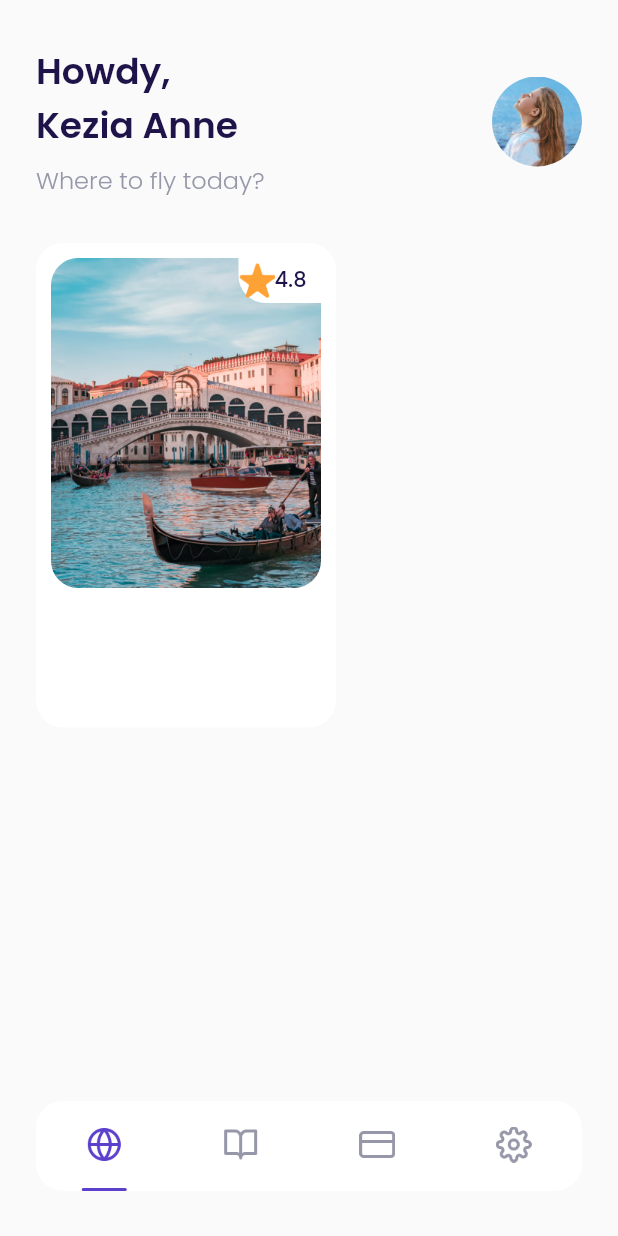
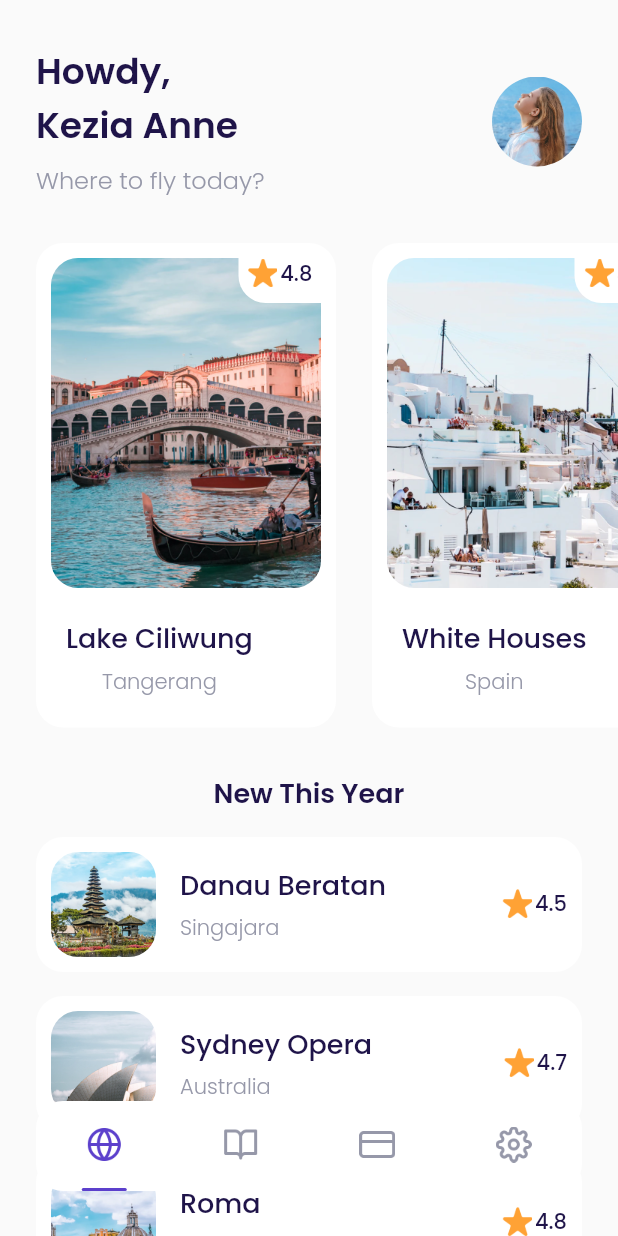
Before and after one commit to suhailshah19/airplane, a Flutter app: the MainPage screen opened by its route, on a phone screen of 412 x 824 dp. Run offline on Flutter 3.47's test engine with Material 2 defaults, Android fonts, the phone set to English and light mode, and no system bars; our stand-ins replace google_fonts.

Commit message:
update homepage

```diff
--- a/lib/ui/pages/home_page.dart
+++ b/lib/ui/pages/home_page.dart
@@ -1,5 +1,5 @@
-import 'dart:html';
-
+import 'package:airplane/ui/widgets/destination_card.dart';
+import 'package:airplane/ui/widgets/destination_tile.dart';
 import 'package:flutter/material.dart';
 import 'package:airplane/shared/theme.dart';
 
@@ -64,70 +64,92 @@ class HomePage extends StatelessWidget {
         margin: EdgeInsets.only(
           top: 30,
         ),
+        child: SingleChildScrollView(
+          scrollDirection: Axis.horizontal,
           child: Row(
             children: [
-            Container(
-              width: 200,
-              height: 323,
-              margin: EdgeInsets.only(
-                left: defaultMargin,
+              DestinationCard(
+                name: 'Lake Ciliwung',
+                city: 'Tangerang',
+                imageUrl: 'assets/image_destination1.png',
+                rating: 4.8,
               ),
-              padding: EdgeInsets.all(10),
-              decoration: BoxDecoration(
-                borderRadius: BorderRadius.circular(18),
-                color: kWhiteColor,
+              DestinationCard(
+                name: 'White Houses',
+                city: 'Spain',
+                imageUrl: 'assets/image_destination2.png',
+                rating: 4.7,
               ),
-              child: Column(
-                children: [
-                  Container(
-                    width: 180,
-                    height: 220,
-                    decoration: BoxDecoration(
-                      borderRadius: BorderRadius.circular(18),
-                      image: DecorationImage(
-                        image: AssetImage(
-                          'assets/image_destination1.png',
+              DestinationCard(
+                name: 'Hill Heyo',
+                city: 'Monaco',
+                imageUrl: 'assets/image_destination3.png',
+                rating: 4.8,
               ),
+              DestinationCard(
+                name: 'Menarra',
+                city: 'Japan',
+                imageUrl: 'assets/image_destination4.png',
+                rating: 5.0,
               ),
-                    ),
-                    child: Align(
-                      alignment: Alignment.topRight,
-                      child: Container(
-                        width: 55,
-                        height: 30,
-                        decoration: BoxDecoration(
-                          color: kWhiteColor,
-                          borderRadius: BorderRadius.only(
-                            bottomLeft: Radius.circular(18),
-                          ),
-                        ),
-                        child: Row(
-                          children: [
-                            Container(
-                              width: 24,
-                              height: 24,
-                              decoration: BoxDecoration(
-                                image: DecorationImage(
-                                  image: AssetImage(
-                                    'assets/icon_star.png',
-                                  ),
-                                ),
-                              ),
-                            ),
-                            Text(
-                              '4.8',
-                              style: blackTextStyle.copyWith(
-                                fontWeight: medium,
-                                fontSize: 14,
-                              ),
+              DestinationCard(
+                name: 'Payung Teduh',
+                city: 'Singapore',
+                imageUrl: 'assets/image_destination5.png',
+                rating: 4.8,
               ),
             ],
           ),
         ),
+      );
+    }
+
+    Widget newDestinations() {
+      return Container(
+        margin: EdgeInsets.only(
+          top: 30,
+          left: defaultMargin,
+          right: defaultMargin,
+          bottom: 100,
+        ),
+        child: Column(
+          children: [
+            Text(
+              'New This Year',
+              style: blackTextStyle.copyWith(
+                fontSize: 18,
+                fontWeight: semiBold,
               ),
             ),
-                ],
+            DestinationTile(
+              name: 'Danau Beratan',
+              city: 'Singajara',
+              imageUrl: 'assets/image_destination6.png',
+              rating: 4.5,
             ),
+            DestinationTile(
+              name: 'Sydney Opera',
+              city: 'Australia',
+              imageUrl: 'assets/image_destination7.png',
+              rating: 4.7,
+            ),
+            DestinationTile(
+              name: 'Roma',
+              city: 'Italy',
+              imageUrl: 'assets/image_destination8.png',
+              rating: 4.8,
+            ),
+            DestinationTile(
+              name: 'Payung Teduh',
+              city: 'Singapore',
+              imageUrl: 'assets/image_destination9.png',
+              rating: 4.5,
+            ),
+            DestinationTile(
+              name: 'Hill Hey',
+              city: 'Monaco',
+              imageUrl: 'assets/image_destination10.png',
+              rating: 4.7,
             ),
           ],
         ),
@@ -138,6 +160,7 @@ class HomePage extends StatelessWidget {
       children: [
         header(),
         popularDestination(),
+        newDestinations(),
       ],
     );
   }
--- /dev/null
+++ b/lib/ui/widgets/destination_card.dart
@@ -0,0 +1,111 @@
+import 'package:flutter/material.dart';
+import 'package:airplane/shared/theme.dart';
+
+class DestinationCard extends StatelessWidget {
+  final String name;
+  final String city;
+  final String imageUrl;
+  final double rating;
+
+  const DestinationCard(
+      {Key? key,
+      required this.name,
+      required this.city,
+      required this.imageUrl,
+      this.rating = 0.0})
+      : super(key: key);
+
+  @override
+  Widget build(BuildContext context) {
+    return Container(
+      width: 200,
+      height: 323,
+      margin: EdgeInsets.only(
+        left: defaultMargin,
+      ),
+      padding: EdgeInsets.all(10),
+      decoration: BoxDecoration(
+        borderRadius: BorderRadius.circular(18),
+        color: kWhiteColor,
+      ),
+      child: Column(
+        crossAxisAlignment: CrossAxisAlignment.start,
+        children: [
+          Container(
+            width: 180,
+            height: 220,
+            margin: EdgeInsets.only(bottom: 20),
+            decoration: BoxDecoration(
+              borderRadius: BorderRadius.circular(18),
+              image: DecorationImage(
+                image: AssetImage(
+                  imageUrl,
+                ),
+              ),
+            ),
+            child: Align(
+              alignment: Alignment.topRight,
+              child: Container(
+                width: 55,
+                height: 30,
+                decoration: BoxDecoration(
+                  color: kWhiteColor,
+                  borderRadius: BorderRadius.only(
+                    bottomLeft: Radius.circular(18),
+                  ),
+                ),
+                child: Row(
+                  mainAxisAlignment: MainAxisAlignment.center,
+                  crossAxisAlignment: CrossAxisAlignment.start,
+                  children: [
+                    Container(
+                      width: 20,
+                      height: 20,
+                      margin: EdgeInsets.only(right: 2),
+                      decoration: BoxDecoration(
+                        image: DecorationImage(
+                          image: AssetImage(
+                            'assets/icon_star.png',
+                          ),
+                        ),
+                      ),
+                    ),
+                    Text(
+                      rating.toString(),
+                      style: blackTextStyle.copyWith(
+                        fontWeight: medium,
+                      ),
+                    ),
+                  ],
+                ),
+              ),
+            ),
+          ),
+          Container(
+            margin: EdgeInsets.only(left: 10),
+            child: Column(
+              children: [
+                Text(
+                  name,
+                  style: blackTextStyle.copyWith(
+                    fontSize: 18,
+                    fontWeight: medium,
+                  ),
+                ),
+                SizedBox(
+                  height: 5,
+                ),
+                Text(
+                  city,
+                  style: greyTextStyle.copyWith(
+                    fontWeight: light,
+                  ),
+                ),
+              ],
+            ),
+          ),
+        ],
+      ),
+    );
+  }
+}
--- /dev/null
+++ b/lib/ui/widgets/destination_tile.dart
@@ -0,0 +1,93 @@
+import 'package:flutter/material.dart';
+import 'package:airplane/shared/theme.dart';
+
+class DestinationTile extends StatelessWidget {
+  final String name;
+  final String city;
+  final String imageUrl;
+  final double rating;
+  const DestinationTile(
+      {Key? key,
+      required this.name,
+      required this.city,
+      required this.imageUrl,
+      this.rating = 0.0})
+      : super(key: key);
+
+  @override
+  Widget build(BuildContext context) {
+    return Container(
+      margin: EdgeInsets.only(top: 16),
+      padding: EdgeInsets.all(10),
+      decoration: BoxDecoration(
+        color: kWhiteColor,
+        borderRadius: BorderRadius.circular(18),
+      ),
+      child: Row(
+        children: [
+          Container(
+            width: 70,
+            height: 70,
+            margin: EdgeInsets.only(right: 16),
+            decoration: BoxDecoration(
+              borderRadius: BorderRadius.circular(18),
+              image: DecorationImage(
+                fit: BoxFit.cover,
+                image: AssetImage(
+                  imageUrl,
+                ),
+              ),
+            ),
+          ),
+          Expanded(
+            child: Column(
+              crossAxisAlignment: CrossAxisAlignment.start,
+              children: [
+                Text(
+                  name,
+                  style: blackTextStyle.copyWith(
+                    fontSize: 18,
+                    fontWeight: medium,
+                  ),
+                ),
+                SizedBox(
+                  height: 5,
+                ),
+                Text(
+                  city,
+                  style: greyTextStyle.copyWith(
+                    fontWeight: light,
+                  ),
+                ),
+              ],
+            ),
+          ),
+          Row(
+            mainAxisAlignment: MainAxisAlignment.center,
+            crossAxisAlignment: CrossAxisAlignment.start,
+            children: [
+              Container(
+                width: 20,
+                height: 20,
+                margin: EdgeInsets.only(right: 2),
+                decoration: BoxDecoration(
+                  image: DecorationImage(
+                    image: AssetImage(
+                      'assets/icon_star.png',
+                    ),
+                  ),
+                ),
+              ),
+              Text(
+                rating.toString(),
+                style: blackTextStyle.copyWith(
+                  fontWeight: medium,
+                ),
+              ),
+            ],
+          ),
+        ],
+      ),
+    );
+  }
+}
```
Lines whose indentation alone changed are shown as unchanged.
